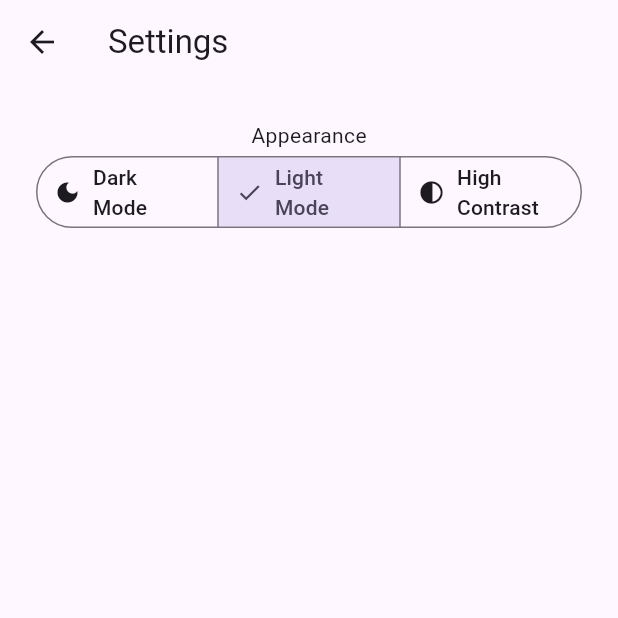
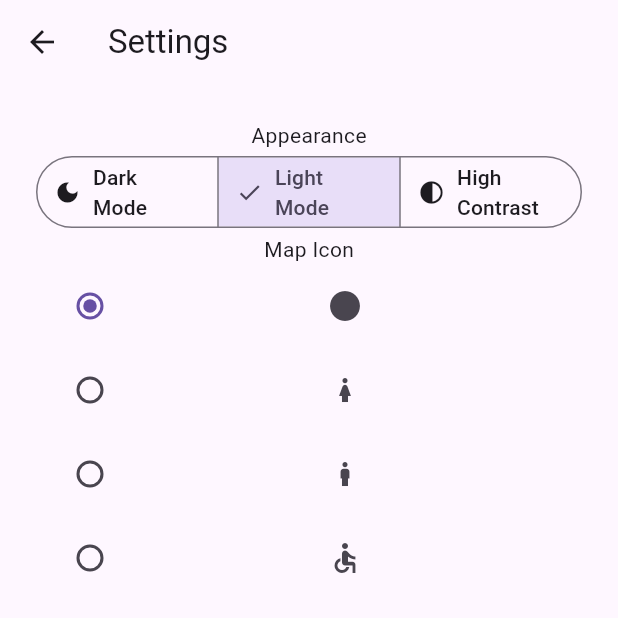
Before and after one commit to siralfielea/Team-Project-Elderly-System, a Flutter app: the screen it shows once a user with an empty profile is signed in, after a tap on the "settings" icon, on a phone screen of 412 x 824 dp, the top half of it. Run offline on Flutter 3.47's test engine with Material 3 defaults, Android fonts, the phone set to English and light mode, and no system bars; our stand-ins replace firebase_auth, firebase_core, flutter_map, geolocator, latlong2, permission_handler and 2 more; missing offline and left inert: flutter_map_tile_caching; accounts and stored records are empty.

Commit message:
Fixed Map Icon Selection Radios

```diff
--- a/App/team_app/lib/models/user_settings.dart
+++ b/App/team_app/lib/models/user_settings.dart
@@ -3,14 +3,15 @@ import 'package:shared_preferences/shared_preferences.dart';
 
 
 enum AppThemeMode { light, dark, highContrast }
+enum MapIcon { circle, man, woman, wheelchair }
 
 class UserSettings extends ChangeNotifier {
 
     AppThemeMode _themeMode = AppThemeMode.light;
-    String _mapIcon = 'default';
+    MapIcon _mapIcon = MapIcon.circle;
 
     AppThemeMode get themeMode => _themeMode;
-    String get mapIcon => _mapIcon;
+    MapIcon get mapIcon => _mapIcon;
 
     void setThemeMode(AppThemeMode mode) {
         _themeMode = mode;
@@ -18,7 +19,7 @@ class UserSettings extends ChangeNotifier {
         _savePrefs();
     }
 
-    void setMapIcon(String iconName) {
+    void setMapIcon(MapIcon iconName) {
     _mapIcon = iconName;
     notifyListeners();
     _savePrefs();
@@ -34,13 +35,19 @@ class UserSettings extends ChangeNotifier {
         orElse: () => AppThemeMode.light,
     );
     }
-    _mapIcon = prefs.getString('mapIcon') ?? 'default';
+    final savedMapIcon = prefs.getString('mapIcon');
+    if (savedMapIcon != null) {
+        _mapIcon = MapIcon.values.firstWhere(
+            (e) => e.name == savedMapIcon,
+            orElse: () => MapIcon.circle,
+            );
+            }
     notifyListeners();
     }
 
     Future<void> _savePrefs() async {
     final prefs = await SharedPreferences.getInstance();
     prefs.setString('themeMode', _themeMode.name);
-    prefs.setString('mapIcon', _mapIcon);
+    prefs.setString('mapIcon', _mapIcon.name);
     }
 }
--- a/App/team_app/lib/pages/settings_page.dart
+++ b/App/team_app/lib/pages/settings_page.dart
@@ -2,8 +2,6 @@
 import 'package:flutter/material.dart';
 import 'package:provider/provider.dart';
 import 'package:team_app/models/user_settings.dart';
-
-enum ThemeModeSetting { light, dark, highContrast }
 
 class SettingsPage extends StatelessWidget{
     const SettingsPage({super.key});
@@ -39,11 +37,25 @@ class SettingsPage extends StatelessWidget{
                                     icon: Icon(Icons.contrast),
                                     ),
                                 ],
-
                             selected: {settings.themeMode},
                             onSelectionChanged: (Set<AppThemeMode> selection) {
                                 context.read<UserSettings>().setThemeMode(selection.first);
                                 },
+                            ),
+                            Text('Map Icon'),
+                            RadioGroup<MapIcon>(
+                              groupValue: settings.mapIcon,
+                              onChanged: (value) {
+                                context.read<UserSettings>().setMapIcon(value!);
+                              },
+                              child: Column(
+                                children: const [
+                                  RadioListTile(value: MapIcon.circle, title: Icon(Icons.circle)),
+                                  RadioListTile(value: MapIcon.woman, title: Icon(Icons.girl)),
+                                  RadioListTile(value: MapIcon.man, title: Icon(Icons.boy)),
+                                  RadioListTile(value: MapIcon.wheelchair, title: Icon(Icons.accessible)),
+                                ],
+                              ),
                             )
                         ],
                     ),
```
Also changed, not shown: App/team_app/lib/pages/map_page.dart (+7 -6 lines).
